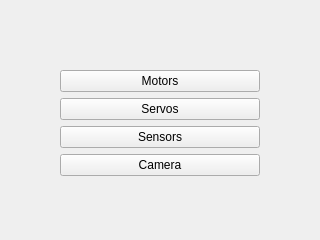
The window that ui/MotorsSensorsWidget.ui (kipr/botui) describes before a commit, drawn with Qt 5.
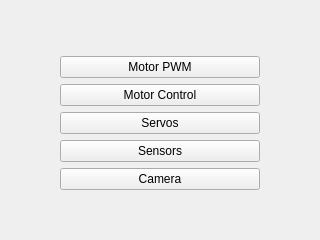
The same window after the commit. Icons and pictures are not drawn.

Commit message: Added PID Widget

```diff
--- a/ui/MotorsSensorsWidget.ui
+++ b/ui/MotorsSensorsWidget.ui
@@ -59,7 +59,7 @@
        <item>
         <widget class="QPushButton" name="motors">
          <property name="text">
-          <string>Motors</string>
+          <string>Motor PWM</string>
          </property>
          <property name="icon">
           <iconset resource="../rc/icons.qrc">
@@ -67,6 +67,17 @@
          </property>
         </widget>
        </item>
+       <item>
+        <widget class="QPushButton" name="pid">
+         <property name="text">
+          <string>Motor Control</string>
+         </property>
+         <property name="icon">
+          <iconset resource="../rc/icons.qrc">
+           <normaloff>:/icons/sum.png</normaloff>:/icons/sum.png</iconset>
+         </property>
+        </widget>
+       </item>
        <item>
         <widget class="QPushButton" name="servos">
          <property name="minimumSize">
```
Left out of the diff: 2 changed lines with no effect on the pictures. The commit also changes 3 other files.
